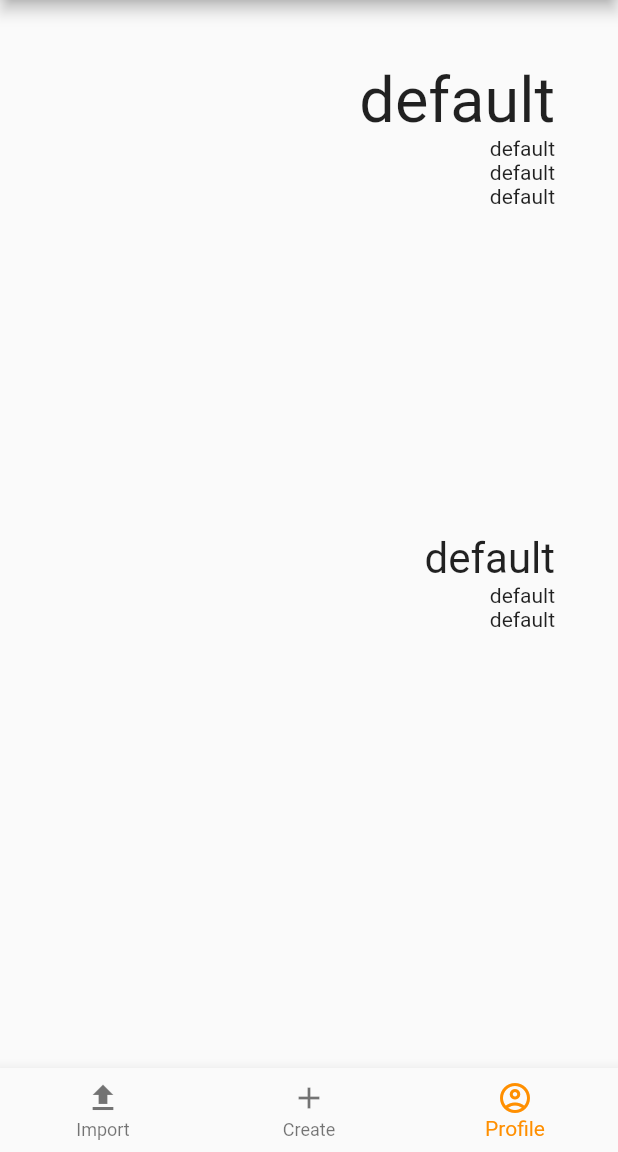
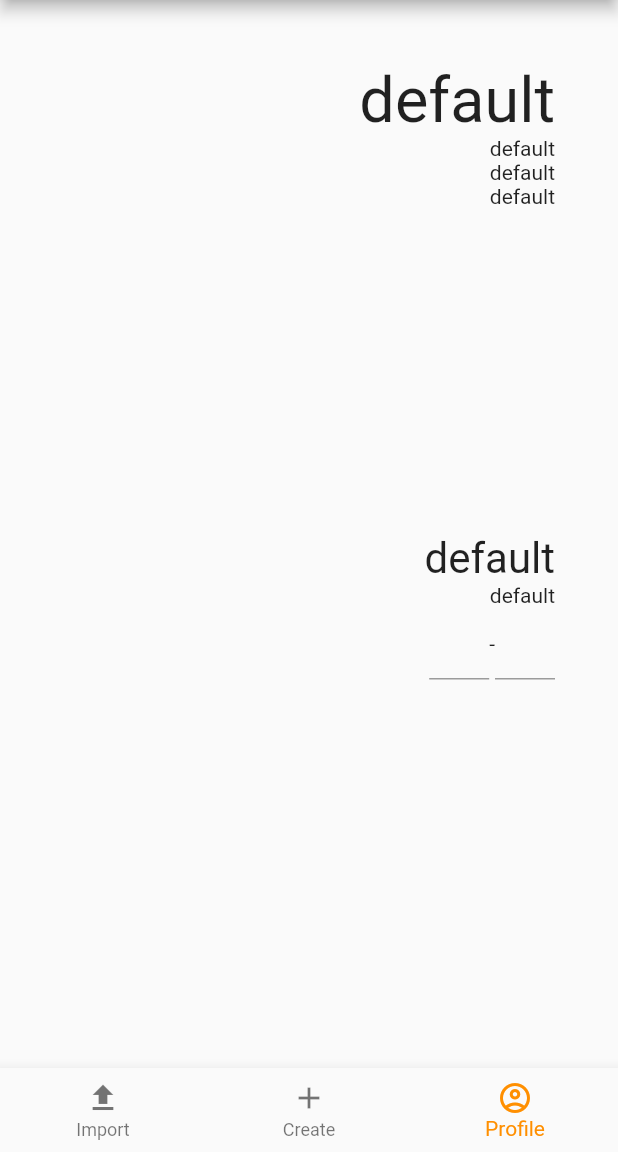
Before and after one commit to COS301-SE-2023/AI-CV-Generator, a Flutter app: the Home screen opened by its route, item 3 of the bottom bar chosen, on a phone screen of 412 x 824 dp, the part 84-1236 px from its top. Run offline on Flutter 3.47's test engine with Material 2 defaults, Android fonts, the phone set to English and light mode, and no system bars; missing offline and left inert: pdfx.

Commit message:
Created a date field widget

```diff
--- a/fe/lib/pages/profile.dart
+++ b/fe/lib/pages/profile.dart
@@ -93,10 +93,33 @@ class EducationState extends State<Education> {
               children: [
                 Text(institution, textAlign: textAlign, style: DefaultTextStyle.of(context).style.apply(fontSizeFactor: 2.0),),
                 Text(degree, textAlign: textAlign,),
-                Text(degree, textAlign: textAlign,),
+                DateField(),
               ],
             ),
         ),
     );
   }
 }
+
+class DateField extends StatefulWidget {
+  @override
+  DateFieldState createState() => DateFieldState();
+}
+
+class DateFieldState extends State<DateField> {
+  @override
+  Widget build(BuildContext context) {
+    return Align(
+            alignment: Alignment.centerRight,
+            child:
+              Row(
+                mainAxisAlignment: MainAxisAlignment.end,
+                children: [
+                  SizedBox(width: 40, child: TextField(),),
+                  Text("-",),
+                  SizedBox(width: 40, child: TextField(),),
+                ],
+              ),
+          );
+    }
+}
```
